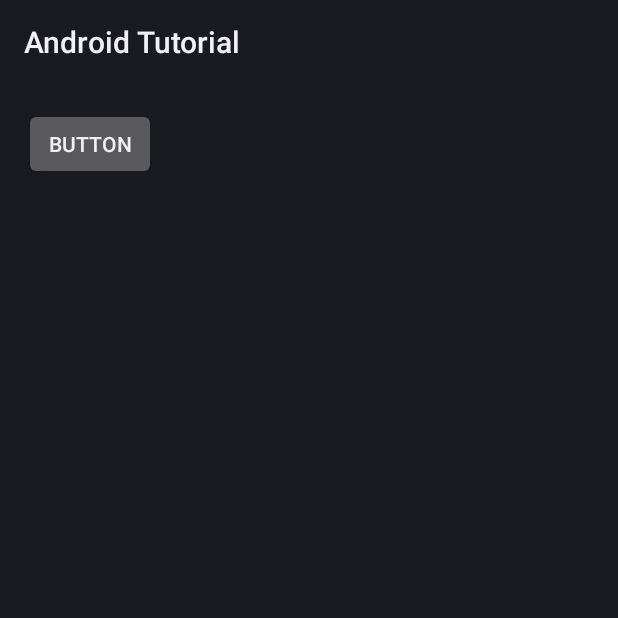
After one commit to BullShark/AndroidTutorial, an Android app: the Tranny screen opened directly, with no data from a screen before it, on a phone screen of 412 x 824 dp, the top half of it. The commit adds this screen. Run offline under Robolectric (Android 15) with nearby library versions, the light colour scheme and no system bars.

Commit message:
Completed Video Tutorial 34

```diff
--- a/app/src/main/AndroidManifest.xml
+++ b/app/src/main/AndroidManifest.xml
@@ -16,7 +16,9 @@
         android:name="androidx.multidex.MultiDexApplication"
         android:icon="@drawable/ic_launcher"
         android:label="@string/app_name">
-
+        <activity
+            android:name=".Tranny"
+            android:exported="false" />
         <activity
             android:name=".Overflow"
             android:exported="false"
--- a/app/src/main/java/ch/expectusafterlun/androidtutorial/Menu.java
+++ b/app/src/main/java/ch/expectusafterlun/androidtutorial/Menu.java
@@ -24,7 +24,8 @@ public class Menu extends ListActivity implements android.view.Menu {
 			"SQLiteExample", "Accelerate", "HttpExample", "WeatherXmlParsing",
 			"GLExample", "GLCubeEx", "Voice", "TextVoice", "StatusBar", "SeekBarVolume",
 			"ActivityState", "SignIn", "Allison", "GridLayoutExample", "SmartButton",
-			"Swiper", "MemeCreator", "WebpageDetailHostActivity", "Overflow"
+			"Swiper", "MemeCreator", "WebpageDetailHostActivity", "Overflow", "Tranny",
+
 	};
 
 	@Override
--- /dev/null
+++ b/app/src/main/java/ch/expectusafterlun/androidtutorial/Tranny.java
@@ -0,0 +1,54 @@
+package ch.expectusafterlun.androidtutorial;
+
+import android.app.Activity;
+import android.os.Bundle;
+import android.view.MotionEvent;
+import android.view.View;
+import android.view.ViewGroup;
+import android.widget.RelativeLayout;
+import android.transition.TransitionManager;
+
+public class Tranny extends Activity {
+
+    private ViewGroup buckysLayout;
+
+    @Override
+    protected void onCreate(Bundle savedInstanceState) {
+        super.onCreate(savedInstanceState);
+        setContentView(R.layout.tranny);
+
+        buckysLayout = findViewById(R.id.buckys_layout);
+        buckysLayout.setOnTouchListener(
+            new RelativeLayout.OnTouchListener() {
+                @Override
+                public boolean onTouch(View v, MotionEvent event) {
+                    moveButton();
+                    return true;
+                }
+            }
+        );
+    }
+
+    /*
+     * Move button to bottom right corner
+     * Grow in size
+     */
+    private void moveButton() {
+        View buckysButton = findViewById(R.id.buckys_button);
+
+        TransitionManager.beginDelayedTransition(buckysLayout);
+
+        // Change position of the button
+        RelativeLayout.LayoutParams positionRules = new RelativeLayout.LayoutParams(
+            RelativeLayout.LayoutParams.WRAP_CONTENT, RelativeLayout.LayoutParams.WRAP_CONTENT);
+        positionRules.addRule(RelativeLayout.ALIGN_PARENT_BOTTOM, RelativeLayout.TRUE);
+        positionRules.addRule(RelativeLayout.ALIGN_PARENT_RIGHT, RelativeLayout.TRUE);
+        buckysButton.setLayoutParams(positionRules);
+
+        // Change the size of the button
+        ViewGroup.LayoutParams sizeRules = buckysButton.getLayoutParams();
+        sizeRules.width = 450;
+        sizeRules.height = 300;
+        buckysButton.setLayoutParams(sizeRules);
+    }
+}
--- a/app/src/main/res/layout/overflow.xml
+++ b/app/src/main/res/layout/overflow.xml
@@ -8,10 +8,9 @@
     tools:context=".Overflow">
 
     <TextView
-        android:id="@+id/textView2"
         android:layout_width="wrap_content"
         android:layout_height="wrap_content"
-        android:text="TextView"
+        android:text="@string/btn_text"
         android:textAppearance="@style/TextAppearance.AppCompat.Large"
         app:layout_constraintStart_toStartOf="parent"
         app:layout_constraintTop_toTopOf="parent" />
--- /dev/null
+++ b/app/src/main/res/layout/tranny.xml
@@ -0,0 +1,22 @@
+<?xml version="1.0" encoding="utf-8"?>
+<RelativeLayout xmlns:android="http://schemas.android.com/apk/res/android"
+    xmlns:tools="http://schemas.android.com/tools"
+    android:layout_width="match_parent"
+    android:layout_height="match_parent"
+    android:paddingLeft="@dimen/activity_horizontal_margin"
+    android:paddingRight="@dimen/activity_horizontal_margin"
+    android:paddingTop="@dimen/activity_vertical_margin"
+    android:paddingBottom="@dimen/activity_vertical_margin"
+    tools:context=".Tranny"
+    android:id="@+id/buckys_layout"
+    >
+
+    <Button
+        android:layout_width="wrap_content"
+        android:layout_height="wrap_content"
+        android:text="@string/tranny_button_text"
+        android:id="@+id/buckys_button"
+        android:layout_alignParentTop="true"
+        android:layout_alignParentStart="true"
+        />
+</RelativeLayout>
--- a/app/src/main/res/values/strings.xml
+++ b/app/src/main/res/values/strings.xml
@@ -44,5 +44,7 @@
     <string name="red_string">Red</string>
     <string name="green_string">Green</string>
     <string name="yellow_string">Yellow</string>
+    <string name="tranny_button_text">Button</string>
+    <string name="btn_text">Large Text</string>
 
 </resources>
```
